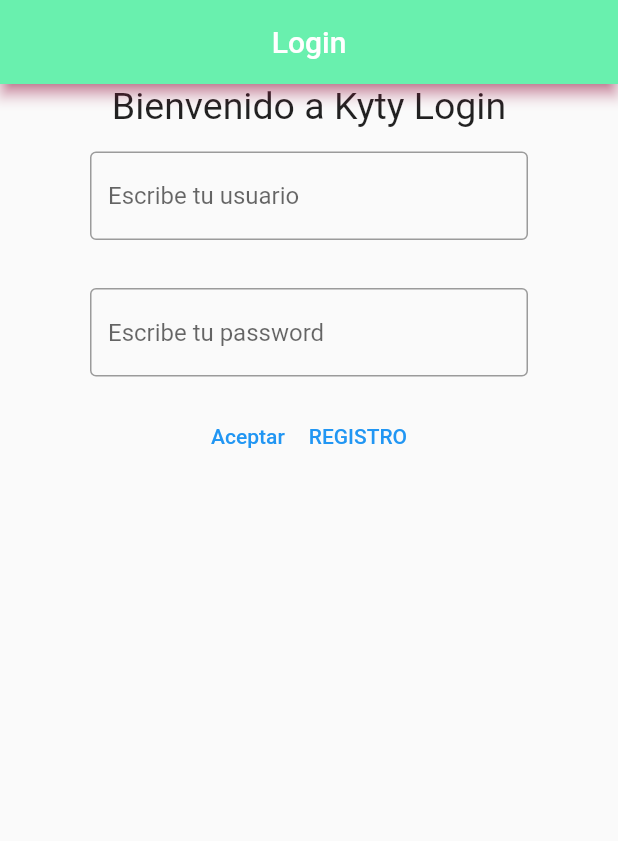
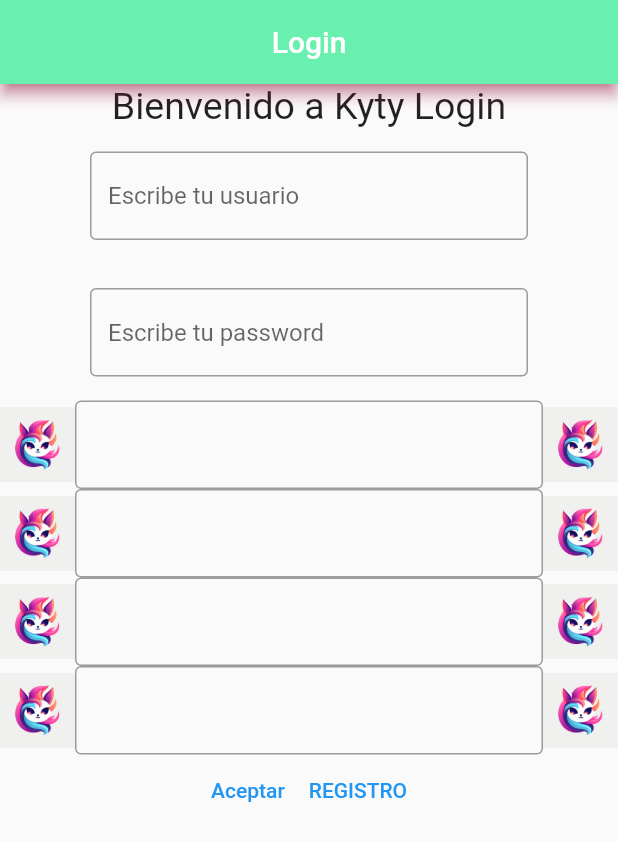
Before and after one commit to 4yony4/kyty, a Flutter app: the screen it shows after launch, on a phone screen of 412 x 824 dp. Shown: the top 841 px of the screen. Run offline on Flutter 3.47's test engine with Material 2 defaults, Android fonts, the phone set to English and light mode, and no system bars; our stand-ins replace firebase_auth, firebase_core; accounts and stored records are empty; generated files the repository leaves out were written again.

Commit message:
He creado un textfield custom

```diff
--- /dev/null
+++ b/lib/Custom/KTTextField.dart
@@ -0,0 +1,30 @@
+import 'package:flutter/material.dart';
+
+class KTTextField extends StatelessWidget{
+
+  String sHint;
+  TextEditingController tecController;
+
+  KTTextField({Key? key,this.sHint="",required this.tecController}) : super(key: key);
+
+
+  @override
+  Widget build(BuildContext context) {
+    // TODO: implement build
+    Row row = Row(
+      children: [
+        Image.asset("resources/logo_kyty2.png",width: 50, height: 50),
+        Flexible(
+            child: TextFormField(
+              decoration: InputDecoration(
+              border: OutlineInputBorder(),
+              hintText: sHint,
+            ))
+        ),
+        Image.asset("resources/logo_kyty2.png",width: 50, height:50),
+      ],
+    );
+    return row;
+  }
+
+}
--- a/lib/KytyApp.dart
+++ b/lib/KytyApp.dart
@@ -19,7 +19,7 @@ class KytyApp extends StatelessWidget{
          '/homeview':(context) => HomeView(),
          '/splashview':(context) => SplashView(),
        },
-     initialRoute: '/splashview',
+     initialRoute: '/loginview',
    );
 
    return materialApp;
--- a/lib/OnBoarding/LoginView.dart
+++ b/lib/OnBoarding/LoginView.dart
@@ -1,6 +1,8 @@
 import 'package:firebase_auth/firebase_auth.dart';
 import 'package:flutter/material.dart';
 import 'package:kyty/OnBoarding/RegisterView.dart';
+
+import '../Custom/KTTextField.dart';
 
 class LoginView extends StatelessWidget{
 
@@ -65,6 +67,12 @@ class LoginView extends StatelessWidget{
           obscureText: true,
         ),
       ),
+
+      KTTextField(tecController: tecUsername,sHint:''),
+      KTTextField(tecController: tecUsername,),
+      KTTextField(tecController: tecUsername),
+      KTTextField(tecController: tecUsername),
+
       Row(mainAxisAlignment: MainAxisAlignment.center,
         children: [
         TextButton(onPressed: onClickAceptar, child: Text("Aceptar"),),
```
